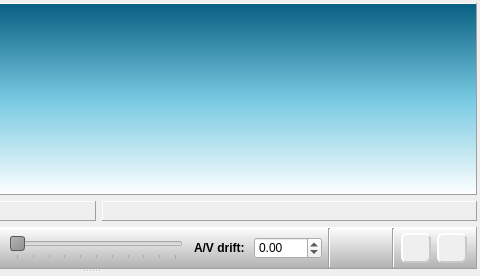
Old version of the form Homer/forms/Widgets/ParticipantWidget.ui in the repository Homer-Conferencing/Homer-Conferencing; both pictures show x 295 to 775 and y 0 to 276 of the 775 by 276 pixel window.
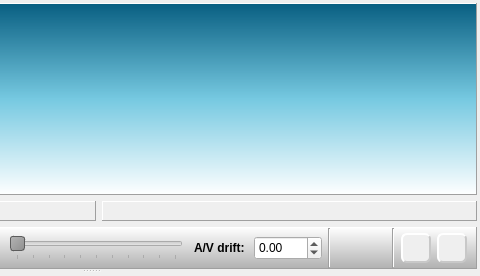
New version of the form. Icons and pictures are not drawn. Custom widgets are drawn as their Qt base class.

```diff
--- a/Homer/forms/Widgets/ParticipantWidget.ui
+++ b/Homer/forms/Widgets/ParticipantWidget.ui
@@ -942,6 +942,12 @@
                  </item>
                  <item>
                   <widget class="QDoubleSpinBox" name="mSbAVDrift">
+                   <property name="minimumSize">
+                    <size>
+                     <width>0</width>
+                     <height>24</height>
+                    </size>
+                   </property>
                    <property name="minimum">
                     <double>-999.990000000000009</double>
                    </property>
```
